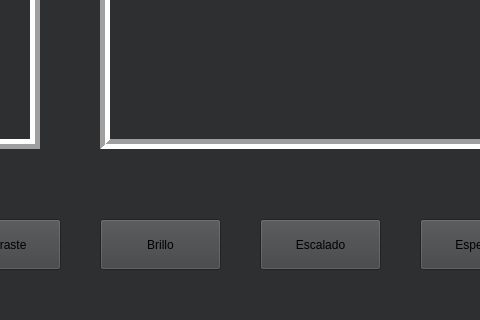
Qt form GUI/mainwindow.ui (Porgois/TareaProgramada2) before a commit; both pictures show x 450 to 930 and y 391 to 711 of the 1044 by 711 pixel window.
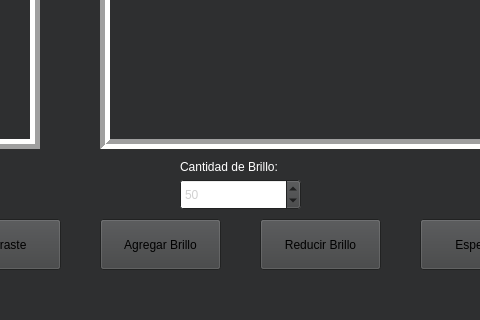
The same form after that commit.

Patch:
```diff
--- a/GUI/mainwindow.ui
+++ b/GUI/mainwindow.ui
@@ -179,7 +179,7 @@
      <string notr="true">font: 9pt &quot;Consolas&quot;;</string>
     </property>
     <property name="text">
-     <string>Brillo</string>
+     <string>Agregar Brillo</string>
     </property>
    </widget>
    <widget class="QPushButton" name="contrast">
@@ -205,33 +205,6 @@
      <string>Contraste</string>
     </property>
    </widget>
-   <widget class="QPushButton" name="escale">
-    <property name="geometry">
-     <rect>
-      <x>710</x>
-      <y>610</y>
-      <width>121</width>
-      <height>51</height>
-     </rect>
-    </property>
-    <property name="palette">
-     <palette>
-      <active/>
-      <inactive/>
-      <disabled/>
-     </palette>
-    </property>
-    <property name="styleSheet">
-     <string notr="true">font: 9pt &quot;Consolas&quot;;
-
-
-
-</string>
-    </property>
-    <property name="text">
-     <string>Escalado</string>
-    </property>
-   </widget>
    <widget class="QLabel" name="original">
     <property name="geometry">
      <rect>
@@ -392,6 +365,62 @@
      <number>5</number>
     </property>
    </widget>
+   <widget class="QSpinBox" name="spinBox">
+    <property name="geometry">
+     <rect>
+      <x>630</x>
+      <y>570</y>
+      <width>121</width>
+      <height>31</height>
+     </rect>
+    </property>
+    <property name="maximum">
+     <number>255</number>
+    </property>
+    <property name="value">
+     <number>50</number>
+    </property>
+   </widget>
+   <widget class="QPushButton" name="brightnessLess">
+    <property name="geometry">
+     <rect>
+      <x>710</x>
+      <y>610</y>
+      <width>121</width>
+      <height>51</height>
+     </rect>
+    </property>
+    <property name="palette">
+     <palette>
+      <active/>
+      <inactive/>
+      <disabled/>
+     </palette>
+    </property>
+    <property name="styleSheet">
+     <string notr="true">font: 9pt &quot;Consolas&quot;;</string>
+    </property>
+    <property name="text">
+     <string>Reducir Brillo</string>
+    </property>
+   </widget>
+   <widget class="QLabel" name="label">
+    <property name="geometry">
+     <rect>
+      <x>630</x>
+      <y>550</y>
+      <width>111</width>
+      <height>16</height>
+     </rect>
+    </property>
+    <property name="styleSheet">
+     <string notr="true">font: 8pt &quot;Consolas&quot;;
+color:rgb(255, 255, 255);</string>
+    </property>
+    <property name="text">
+     <string>Cantidad de Brillo:</string>
+    </property>
+   </widget>
   </widget>
   <widget class="QMenuBar" name="menubar">
    <property name="geometry">
```
Left out of the diff: 4 changed lines with no effect on the pictures.
